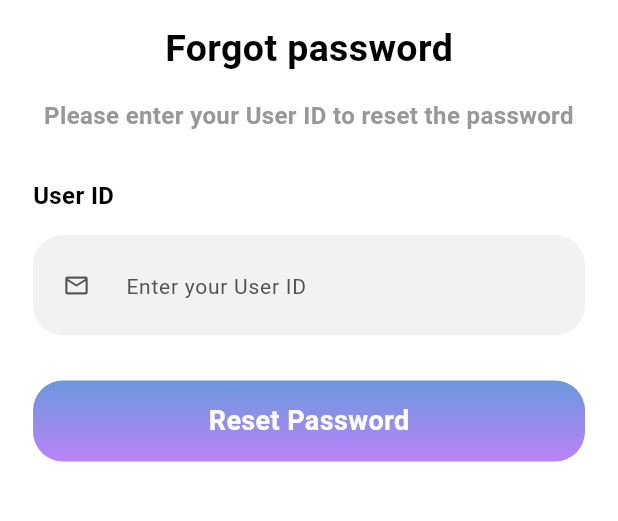
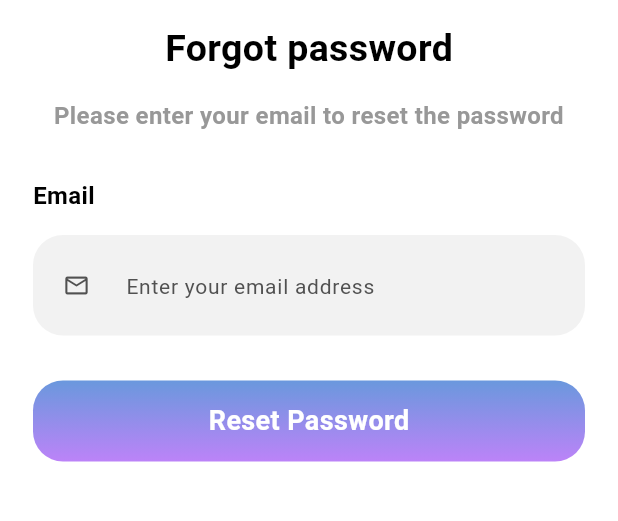
Before and after one commit to AYAEMAD0/graduation_project, a Flutter app: the ForgotPasswordScreen screen opened by its route, on a phone screen of 412 x 824 dp, the part 101-622 px from its top. Run offline on Flutter 3.47's test engine with Material 3 defaults, Android fonts, the phone set to English and light mode, and no system bars; our stand-ins replace avatar_glow, camera, dio, dotted_border, file_picker, flutter_bloc and 16 more; missing offline and left inert: dart:html, desktop_drop, flutter_code_editor, highlight; accounts and stored records are empty; network calls fail.

Commit message:
feat: implement complete forgot password flow with BLoC state management and UI screens

```diff
--- a/lib/api/api_endpoint.dart
+++ b/lib/api/api_endpoint.dart
@@ -3,7 +3,7 @@ import 'package:flutter/foundation.dart';
 class ApiEndpoint {
   static String baseUrl = kDebugMode
       ? 'https://mockmateai-001-site1.jtempurl.com'
-      : '';
+      : 'https://mockmateai-001-site1.jtempurl.com';
   static const String signupApi = '/api/users';
   static const String loginApi = '/api/users/login';
   static const String refreshTokenApi = '/api/users/refresh';
--- a/lib/features/auth/presentation/screen/forgot/view/forgot_password_screen.dart
+++ b/lib/features/auth/presentation/screen/forgot/view/forgot_password_screen.dart
@@ -1,13 +1,30 @@
 import 'package:flutter/material.dart';
+import 'package:flutter_bloc/flutter_bloc.dart';
 import 'package:mock_mate_ai/core/theme/app_style.dart';
 import 'package:mock_mate_ai/core/widget/arrow_button.dart';
 import 'package:mock_mate_ai/core/widget/custom_button.dart';
 import 'package:mock_mate_ai/core/widget/custom_text_field.dart';
+import 'package:responsive_framework/responsive_framework.dart';
+import 'package:fluttertoast/fluttertoast.dart';
 import '../../../../../../core/routes/app_routes.dart';
-import 'package:responsive_framework/responsive_framework.dart';
+import '../viewmodel/forgot_password_cubit.dart';
+import '../viewmodel/forgot_password_state.dart';
 
-class ForgotPasswordScreen extends StatelessWidget {
+class ForgotPasswordScreen extends StatefulWidget {
   const ForgotPasswordScreen({super.key});
+
+  @override
+  State<ForgotPasswordScreen> createState() => _ForgotPasswordScreenState();
+}
+
+class _ForgotPasswordScreenState extends State<ForgotPasswordScreen> {
+  final emailController = TextEditingController();
+
+  @override
+  void dispose() {
+    emailController.dispose();
+    super.dispose();
+  }
 
   @override
   Widget build(BuildContext context) {
@@ -20,18 +37,33 @@ class ForgotPasswordScreen extends StatelessWidget {
     final spacingMedium = isMobile ? 30.0 : 50.0;
     final fieldWidth = isMobile ? double.infinity : 700.0;
 
-    return Scaffold(
+    return BlocProvider(
+      create: (context) => ForgotPasswordCubit(),
+      child: Scaffold(
         body: SafeArea(
           child: Padding(
             padding: EdgeInsets.symmetric(
               horizontal: horizontalPadding,
               vertical: horizontalPadding,
             ),
-            child: Column(
+            child: BlocConsumer<ForgotPasswordCubit, ForgotPasswordState>(
+              listener: (context, state) {
+                if (state.error != null) {
+                  Fluttertoast.showToast(msg: state.error!);
+                } else if (state.isSuccess) {
+                  Navigator.pushNamed(
+                    context,
+                    AppRoutes.forgotOtp,
+                    arguments: emailController.text,
+                  );
+                }
+              },
+              builder: (context, state) {
+                return Column(
                   crossAxisAlignment: CrossAxisAlignment.start,
                   children: [
                     const ArrowButton(),
-                SizedBox(height: spacingSmall,),
+                    SizedBox(height: spacingSmall),
                     Expanded(
                       child: SingleChildScrollView(
                         child: Center(
@@ -44,7 +76,7 @@ class ForgotPasswordScreen extends StatelessWidget {
                               ),
                               SizedBox(height: spacingSmall),
                               Text(
-                            "Please enter your User ID to reset the password",
+                                "Please enter your email to reset the password",
                                 style: AppStyle.font25GrayMediumSemiBold
                                     .copyWith(fontSize: subtitleFontSize),
                                 textAlign: TextAlign.center,
@@ -56,23 +88,28 @@ class ForgotPasswordScreen extends StatelessWidget {
                                   crossAxisAlignment: CrossAxisAlignment.start,
                                   children: [
                                     Text(
-                                  "User ID",
+                                      "Email",
                                       style: AppStyle.font20BlackSemiBold
                                           .copyWith(fontSize: subtitleFontSize),
                                     ),
                                     SizedBox(height: spacingSmall),
-                                const CustomTextField(
-                                  hint: "Enter your User ID",
+                                    CustomTextField(
+                                      hint: "Enter your email address",
                                       prefixIcon: Icons.email_outlined,
+                                      controller: emailController,
                                     ),
                                     SizedBox(height: spacingMedium),
                                   ],
                                 ),
                               ),
-                          CustomButton(
+                              state.isLoading
+                                  ? const CircularProgressIndicator()
+                                  : CustomButton(
                                       text: "Reset Password",
                                       onPressed: () {
-                              Navigator.pushNamed(context, AppRoutes.forgotOtp);
+                                        if (emailController.text.isNotEmpty) {
+                                          context.read<ForgotPasswordCubit>().sendOtp(emailController.text);
+                                        }
                                       },
                                     ),
                             ],
@@ -81,6 +118,9 @@ class ForgotPasswordScreen extends StatelessWidget {
                       ),
                     ),
                   ],
+                );
+              },
+            ),
           ),
         ),
       ),
--- a/lib/features/auth/presentation/screen/forgot/view/reset_password.dart
+++ b/lib/features/auth/presentation/screen/forgot/view/reset_password.dart
@@ -10,6 +10,8 @@ class ResetPassword extends StatelessWidget {
 
   @override
   Widget build(BuildContext context) {
+    final args = ModalRoute.of(context)!.settings.arguments as Map<String, dynamic>;
+
     final breakpoints = ResponsiveBreakpoints.of(context);
     final isMobile = breakpoints.isMobile;
 
@@ -48,7 +50,7 @@ class ResetPassword extends StatelessWidget {
                           ),
                           SizedBox(height: spacingMedium),
                           Text(
-                            "Your password has been successfully reset. \nclick confirm to set a new password",
+                            "Your OTP has been successfully verified. \nClick confirm to set a new password",
                             style: AppStyle.font16GrayMediumMedium
                                 .copyWith(fontSize: descFontSize),
                             textAlign: TextAlign.center,
@@ -58,7 +60,7 @@ class ResetPassword extends StatelessWidget {
                             text: "confirm",
                             onPressed: () {
                               Navigator.pushNamed(
-                                  context, AppRoutes.newPassword);
+                                  context, AppRoutes.newPassword, arguments: args);
                             },
                           ),
                         ],
--- a/lib/features/auth/presentation/screen/forgot/viewmodel/forgot_password_state.dart
+++ b/lib/features/auth/presentation/screen/forgot/viewmodel/forgot_password_state.dart
@@ -1,20 +1,39 @@
-
 class ForgotPasswordState {
   final bool isPasswordObscure;
   final bool isConfirmPasswordObscure;
+  final bool isLoading;
+  final bool isSuccess;
+  final String? error;
+  final String? email;
+  final String? resetToken;
 
   const ForgotPasswordState({
     this.isPasswordObscure = true,
     this.isConfirmPasswordObscure = true,
+    this.isLoading = false,
+    this.isSuccess = false,
+    this.error,
+    this.email,
+    this.resetToken,
   });
 
   ForgotPasswordState copyWith({
     bool? isPasswordObscure,
     bool? isConfirmPasswordObscure,
+    bool? isLoading,
+    bool? isSuccess,
+    String? error,
+    String? email,
+    String? resetToken,
   }) {
     return ForgotPasswordState(
       isPasswordObscure: isPasswordObscure ?? this.isPasswordObscure,
       isConfirmPasswordObscure: isConfirmPasswordObscure ?? this.isConfirmPasswordObscure,
+      isLoading: isLoading ?? this.isLoading,
+      isSuccess: isSuccess ?? this.isSuccess,
+      error: error, // Clear error if not provided
+      email: email ?? this.email,
+      resetToken: resetToken ?? this.resetToken,
     );
   }
 }
--- a/lib/features/auth/presentation/screen/login/widget/build_body_section.dart
+++ b/lib/features/auth/presentation/screen/login/widget/build_body_section.dart
@@ -5,6 +5,7 @@ import '../../../../../../core/constants/app_asset.dart';
 import '../../../../../../core/theme/app_style.dart';
 import '../../../../../../core/widget/custom_button.dart';
 import '../../../../../../core/widget/custom_text_field.dart';
+import '../../../../../../core/routes/app_routes.dart';
 import '../viewModel/login_cubit.dart';
 import 'build_have_account_section.dart';
 
@@ -65,8 +66,7 @@ class BuildBodySection extends StatelessWidget {
             alignment: Alignment.centerRight,
             child: GestureDetector(
               onTap: () {
-                //todo forget
-                //todo  Navigator.pushNamed(context, AppRoutes.forgotPassword);
+                Navigator.pushNamed(context, AppRoutes.forgotPassword);
               },
               child: Text(
                 "Forgot Password?",
```
Also changed, not shown: lib/features/auth/presentation/screen/forgot/view/forgot_otp.dart (+48 -11 lines), lib/features/auth/presentation/screen/forgot/view/new_password.dart (+49 -17 lines), lib/features/auth/presentation/screen/forgot/viewmodel/forgot_password_cubit.dart (+58 -1 lines), lib/features/auth/presentation/screen/forgot/widget/otp_fields.dart (+11 -1 lines). Lines whose indentation alone changed are shown as unchanged.
